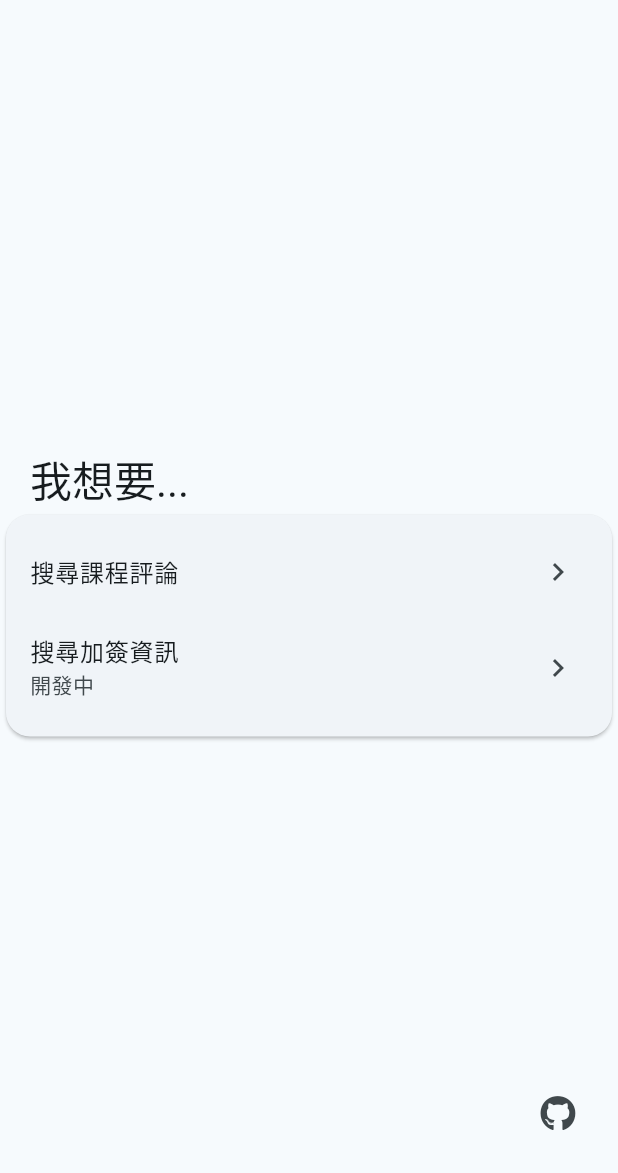
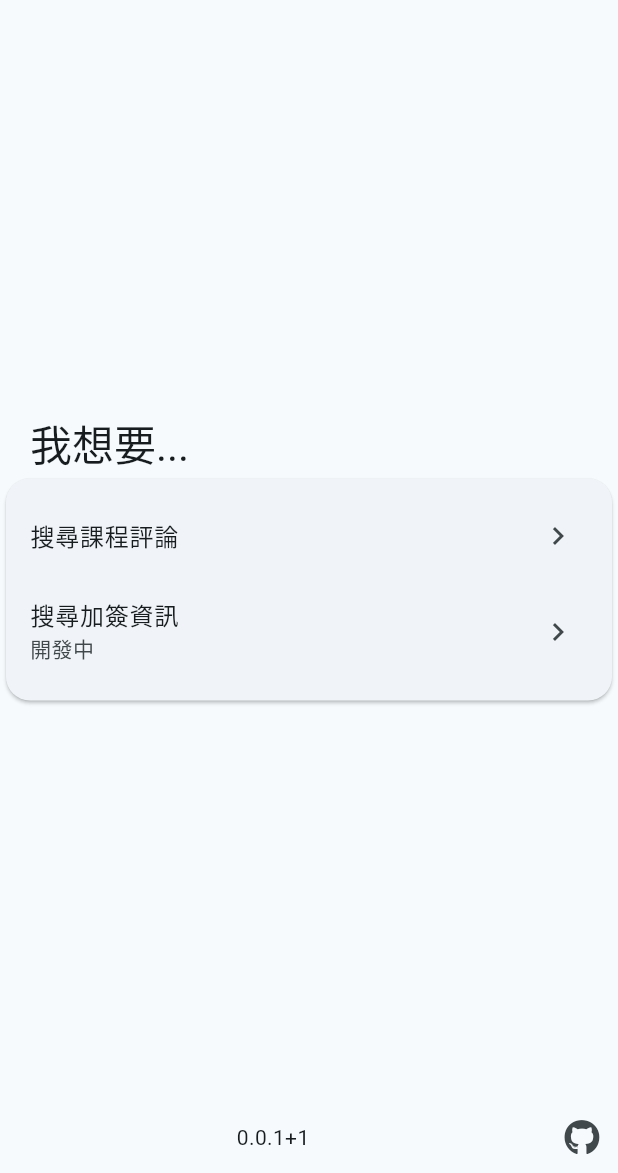
Before and after one commit to jhihyulin/tteewwkkrr, a Flutter app: the screen it shows after launch, on a phone screen of 412 x 824 dp, the part 63-1236 px from its top. Run offline on Flutter 3.47's test engine with Material 2 defaults, Android fonts, the phone set to English and light mode, and no system bars; our stand-ins replace icons_plus, package_info_plus, shared_preferences; missing offline and left inert: universal_html.

Commit message:
[Fix] UI

```diff
--- a/lib/pages/home.dart
+++ b/lib/pages/home.dart
@@ -68,12 +68,12 @@ class _HomePageState extends State<HomePage> {
           ),
         ],
       ),
-      body: SingleChildScrollView(
-        physics: const BouncingScrollPhysics(),
-        child: Center(
+      body: Center(
         child: Column(
           children: [
-              Container(
+            Expanded(
+              flex: 1,
+              child: Container(
                 constraints: const BoxConstraints(
                   maxWidth: 600,
                 ),
@@ -132,7 +132,14 @@ class _HomePageState extends State<HomePage> {
                   ],
                 ),
               ),
-              Container(
+            ),
+            Expanded(
+              flex: 0,
+              child: Row(
+                children: [
+                  Expanded(
+                    flex: 1,
+                    child: Container(
                       alignment: Alignment.center,
                       child: FutureBuilder(
                         future: PackageInfo.fromPlatform(),
@@ -147,17 +154,23 @@ class _HomePageState extends State<HomePage> {
                         },
                       ),
                     ),
-            ],
                   ),
-        ),
-      ),
-      floatingActionButton: IconButton(
+                  Expanded(
+                    flex: 0,
+                    child: IconButton(
                       icon: const Icon(FontAwesome.github),
                       onPressed: () {
                         CustomLaunchUrl.launch(
                             context, 'https://github.com/jhihyulin/tteewwkkrr');
                       },
                     ),
+                  ),
+                ],
+              ),
+            ),
+          ],
+        ),
+      ),
     );
   }
 }
```
Lines whose indentation alone changed are shown as unchanged.
